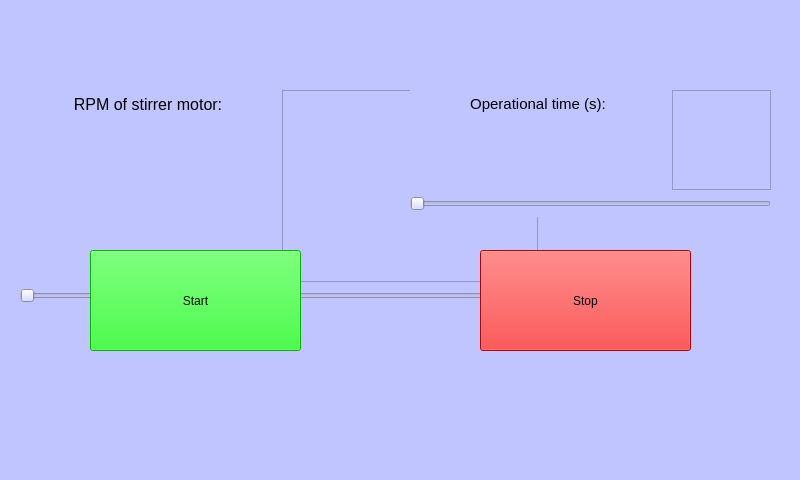
First picture: the form in automation/GUI_automation_v2.ui, repository AndreasNilsson123/SpinchemDBT23, before the edit.
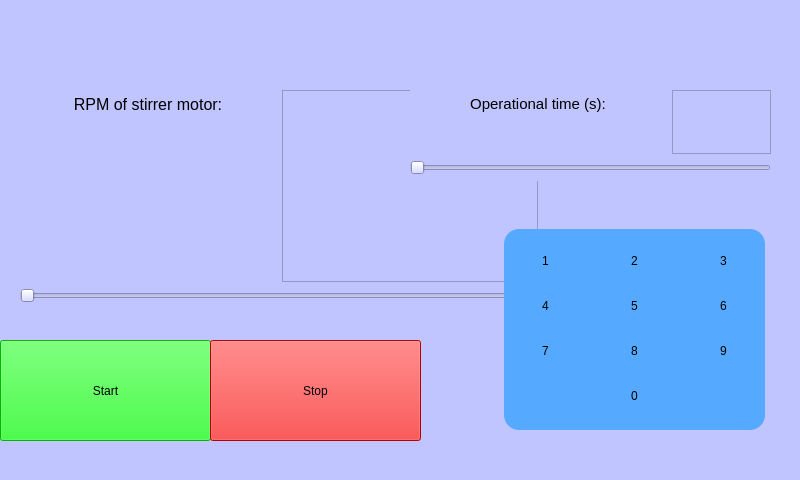
Second picture: the form after the edit.

```diff
--- a/automation/GUI_automation_v2.ui
+++ b/automation/GUI_automation_v2.ui
@@ -26,35 +26,14 @@
       <x>20</x>
       <y>90</y>
       <width>361</width>
-      <height>127</height>
+      <height>134</height>
      </rect>
     </property>
     <layout class="QFormLayout" name="formLayout">
      <property name="sizeConstraint">
       <enum>QLayout::SetFixedSize</enum>
      </property>
-     <item row="0" column="0">
-      <widget class="QTextEdit" name="textEdit">
-       <property name="styleSheet">
-        <string notr="true">background-color: rgba(255, 255, 255,0);</string>
-       </property>
-       <property name="verticalScrollBarPolicy">
-        <enum>Qt::ScrollBarAlwaysOff</enum>
-       </property>
-       <property name="readOnly">
-        <bool>true</bool>
-       </property>
-       <property name="html">
-        <string>&lt;!DOCTYPE HTML PUBLIC &quot;-//W3C//DTD HTML 4.0//EN&quot; &quot;http://www.w3.org/TR/REC-html40/strict.dtd&quot;&gt;
-&lt;html&gt;&lt;head&gt;&lt;meta name=&quot;qrichtext&quot; content=&quot;1&quot; /&gt;&lt;style type=&quot;text/css&quot;&gt;
-p, li { white-space: pre-wrap; }
-&lt;/style&gt;&lt;/head&gt;&lt;body style=&quot; font-family:'MS Shell Dlg 2'; font-size:7.8pt; font-weight:400; font-style:normal;&quot;&gt;
-&lt;p align=&quot;center&quot; style=&quot; margin-top:0px; margin-bottom:0px; margin-left:0px; margin-right:0px; -qt-block-indent:0; text-indent:0px;&quot;&gt;&lt;span style=&quot; font-size:12pt;&quot;&gt;RPM of stirrer motor:&lt;/span&gt;&lt;/p&gt;
-&lt;p align=&quot;center&quot; style=&quot;-qt-paragraph-type:empty; margin-top:0px; margin-bottom:0px; margin-left:0px; margin-right:0px; -qt-block-indent:0; text-indent:0px;&quot;&gt;&lt;br /&gt;&lt;/p&gt;&lt;/body&gt;&lt;/html&gt;</string>
-       </property>
-      </widget>
-     </item>
-     <item row="0" column="1">
+     <item row="1" column="1">
       <widget class="QTextEdit" name="dispStirrerSpeed">
        <property name="styleSheet">
         <string notr="true">font: 20pt &quot;MS Shell Dlg 2&quot;;</string>
@@ -74,10 +53,10 @@
        </property>
       </widget>
      </item>
-     <item row="2" column="1">
+     <item row="3" column="1">
       <layout class="QVBoxLayout" name="verticalLayout_2"/>
      </item>
-     <item row="1" column="0" colspan="2">
+     <item row="2" column="0" colspan="2">
       <widget class="QSlider" name="stirrerSpeed">
        <property name="minimum">
         <number>50</number>
@@ -96,6 +75,27 @@
        </property>
       </widget>
      </item>
+     <item row="1" column="0">
+      <widget class="QTextEdit" name="textEdit">
+       <property name="styleSheet">
+        <string notr="true">background-color: rgba(255, 255, 255,0);</string>
+       </property>
+       <property name="verticalScrollBarPolicy">
+        <enum>Qt::ScrollBarAlwaysOff</enum>
+       </property>
+       <property name="readOnly">
+        <bool>true</bool>
+       </property>
+       <property name="html">
+        <string>&lt;!DOCTYPE HTML PUBLIC &quot;-//W3C//DTD HTML 4.0//EN&quot; &quot;http://www.w3.org/TR/REC-html40/strict.dtd&quot;&gt;
+&lt;html&gt;&lt;head&gt;&lt;meta name=&quot;qrichtext&quot; content=&quot;1&quot; /&gt;&lt;style type=&quot;text/css&quot;&gt;
+p, li { white-space: pre-wrap; }
+&lt;/style&gt;&lt;/head&gt;&lt;body style=&quot; font-family:'MS Shell Dlg 2'; font-size:7.8pt; font-weight:400; font-style:normal;&quot;&gt;
+&lt;p align=&quot;center&quot; style=&quot; margin-top:0px; margin-bottom:0px; margin-left:0px; margin-right:0px; -qt-block-indent:0; text-indent:0px;&quot;&gt;&lt;span style=&quot; font-size:12pt;&quot;&gt;RPM of stirrer motor:&lt;/span&gt;&lt;/p&gt;
+&lt;p align=&quot;center&quot; style=&quot;-qt-paragraph-type:empty; margin-top:0px; margin-bottom:0px; margin-left:0px; margin-right:0px; -qt-block-indent:0; text-indent:0px;&quot;&gt;&lt;br /&gt;&lt;/p&gt;&lt;/body&gt;&lt;/html&gt;</string>
+       </property>
+      </widget>
+     </item>
     </layout>
    </widget>
    <widget class="QWidget" name="gridLayoutWidget_2">
@@ -104,7 +104,7 @@
       <x>410</x>
       <y>90</y>
       <width>361</width>
-      <height>127</height>
+      <height>91</height>
      </rect>
     </property>
     <layout class="QFormLayout" name="formLayout_2">
@@ -178,8 +178,8 @@
    <widget class="QPushButton" name="startButton">
     <property name="geometry">
      <rect>
-      <x>90</x>
-      <y>250</y>
+      <x>0</x>
+      <y>340</y>
       <width>211</width>
       <height>101</height>
      </rect>
@@ -195,8 +195,8 @@
    <widget class="QPushButton" name="stopButton">
     <property name="geometry">
      <rect>
-      <x>480</x>
-      <y>250</y>
+      <x>210</x>
+      <y>340</y>
       <width>211</width>
       <height>101</height>
      </rect>
@@ -209,6 +209,96 @@
      <string>Stop</string>
     </property>
    </widget>
+   <widget class="QWidget" name="gridWidget_3" native="true">
+    <property name="geometry">
+     <rect>
+      <x>504</x>
+      <y>229</y>
+      <width>261</width>
+      <height>201</height>
+     </rect>
+    </property>
+    <property name="styleSheet">
+     <string notr="true">background-color: rgb(85, 170, 255);
+border-color: rgb(0, 0, 0);
+border-radius: 15px</string>
+    </property>
+    <layout class="QGridLayout" name="gridLayout">
+     <item row="2" column="2">
+      <widget class="QPushButton" name="pushButton_9">
+       <property name="text">
+        <string>9</string>
+       </property>
+      </widget>
+     </item>
+     <item row="2" column="1">
+      <widget class="QPushButton" name="pushButton_8">
+       <property name="text">
+        <string>8</string>
+       </property>
+      </widget>
+     </item>
+     <item row="2" column="0">
+      <widget class="QPushButton" name="pushButton_7">
+       <property name="text">
+        <string>7</string>
+       </property>
+      </widget>
+     </item>
+     <item row="3" column="1">
+      <widget class="QPushButton" name="pushButton_0">
+       <property name="text">
+        <string>0</string>
+       </property>
+      </widget>
+     </item>
+     <item row="1" column="1">
+      <widget class="QPushButton" name="pushButton_5">
+       <property name="text">
+        <string>5</string>
+       </property>
+      </widget>
+     </item>
+     <item row="1" column="2">
+      <widget class="QPushButton" name="pushButton_6">
+       <property name="text">
+        <string>6</string>
+       </property>
+      </widget>
+     </item>
+     <item row="1" column="0">
+      <widget class="QPushButton" name="pushButton_4">
+       <property name="text">
+        <string>4</string>
+       </property>
+      </widget>
+     </item>
+     <item row="0" column="0">
+      <widget class="QPushButton" name="pushButton_1">
+       <property name="styleSheet">
+        <string notr="true">border-color: rgb(0,0,0)</string>
+       </property>
+       <property name="text">
+        <string>1</string>
+       </property>
+      </widget>
+     </item>
+     <item row="0" column="1">
+      <widget class="QPushButton" name="pushButton_2">
+       <property name="text">
+        <string>2</string>
+       </property>
+      </widget>
+     </item>
+     <item row="0" column="2">
+      <widget class="QPushButton" name="pushButton_3">
+       <property name="text">
+        <string>3</string>
+       </property>
+      </widget>
+     </item>
+    </layout>
+   </widget>
   </widget>
   <widget class="QMenuBar" name="menubar">
    <property name="geometry">
```
